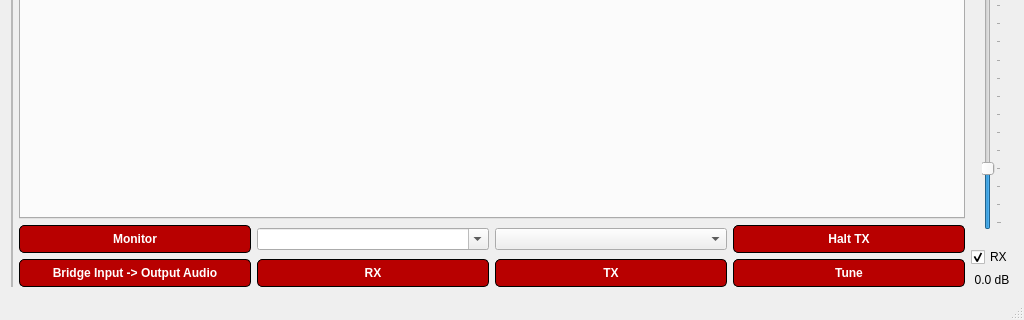
This is src/ui/mainwindow.ui in GekkoFyre/small-world-deluxe as Qt 5 draws it before an edit; both pictures show x 0 to 1024 and y 448 to 768 of the 1024 by 768 pixel window. The edited form follows.
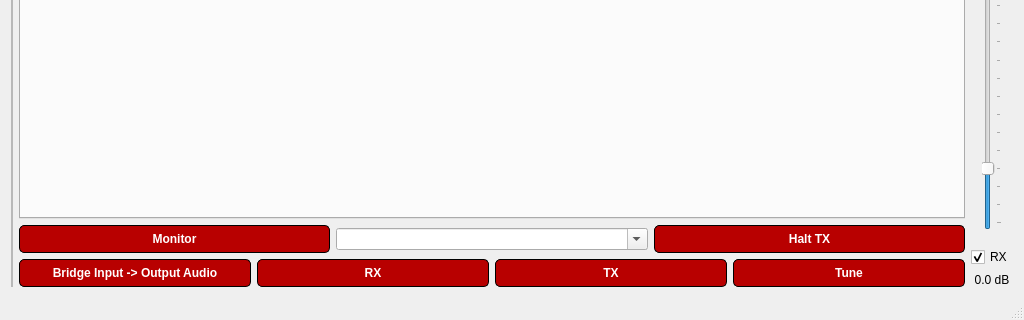
This is the edited form.

Commit message: * Now using a dark-mode theme by default, as authored by Jürgen Skrotzky <https://github.com/Jorgen-VikingGod>. Might decide to make this an option instead in the near future.

Diff of the .ui file:
```diff
--- a/src/ui/mainwindow.ui
+++ b/src/ui/mainwindow.ui
@@ -1225,11 +1225,7 @@
                  </layout>
                 </item>
                 <item>
-                 <layout class="QHBoxLayout" name="horizontalLayout_10">
-                  <item>
-                   <widget class="QComboBox" name="comboBox_select_digital_mode"/>
-                  </item>
-                 </layout>
+                 <layout class="QHBoxLayout" name="horizontalLayout_10"/>
                 </item>
                 <item>
                  <layout class="QHBoxLayout" name="horizontalLayout_15">
```
Left out of the diff: 33 changed lines with no effect on the pictures. The commit also changes 3 other files.
